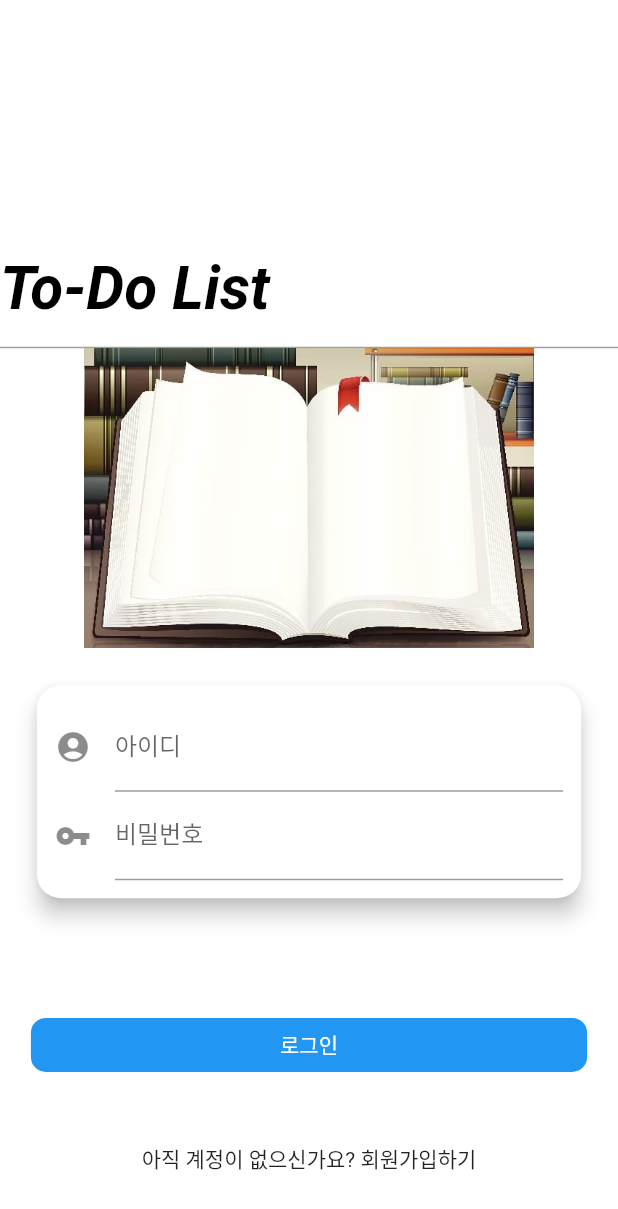
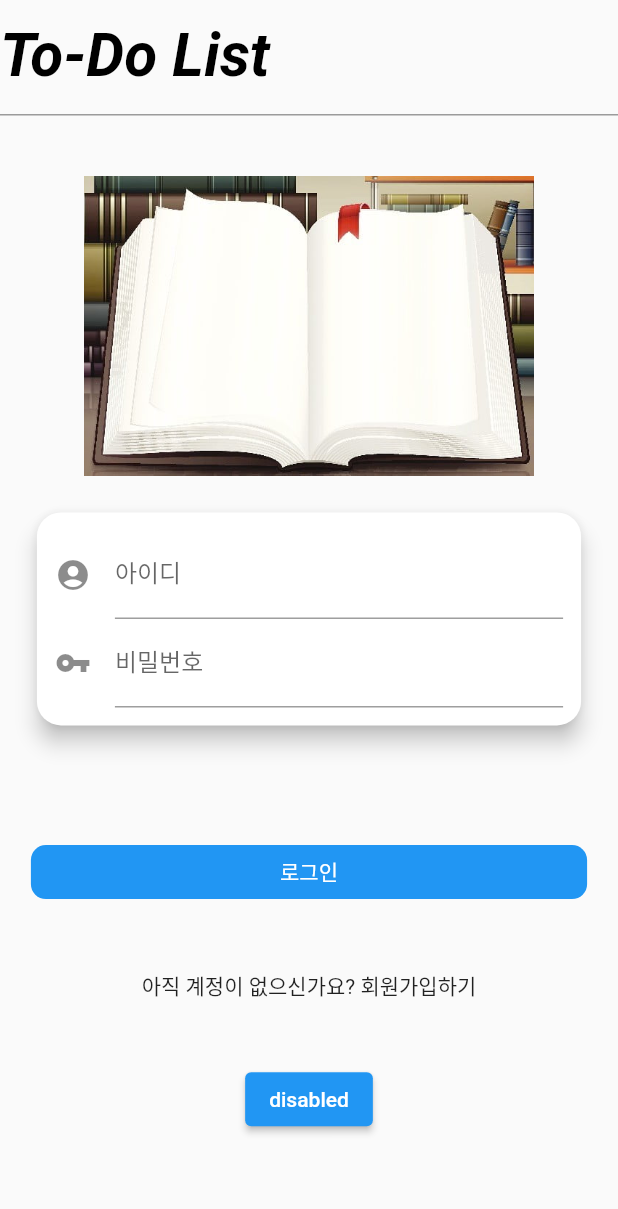
Before and after one commit to ManduU2/cross-platform, a Flutter app: the screen it shows after launch, on a phone screen of 412 x 824 dp. Shown: the top 1209 px of the screen. Run offline on Flutter 3.47's test engine with Material 2 defaults, Android fonts, the phone set to English and light mode, and no system bars; missing offline and left inert: dart:js.

Commit message:
second commit

```diff
--- a/lib/screens/login.dart
+++ b/lib/screens/login.dart
@@ -1,27 +1,89 @@
+import 'dart:js';
+
 import 'package:flutter/material.dart';
+import 'package:testdart/todolist.dart';
 
 class AutoPage extends StatelessWidget {
-  final GlobalKey<FormState> _formKey = GlobalKey<FormState>(); //키설정
+  final _formKey = GlobalKey<FormState>();
+  //final GlobalKey<FormState> _formKey = GlobalKey<FormState>(); //키설정
   final TextEditingController _emailController = TextEditingController();
   final TextEditingController _passwordController = TextEditingController();
+
+  String userName = '';
+  String userPassword = '';
 
   //const AutoPage({Key? key}) : super(key: key);
 
   @override
   Widget build(BuildContext context) {
     final Size size = MediaQuery.of(context).size;
+
+    void _tryValidation() {
+      final isValid = _formKey.currentState!.validate();
+      if (isValid) {
+        _formKey.currentState!.save();
+      }
+    } // 로그인 유요성 검사
+
     return Scaffold(
-      body: Stack(
+      body: SingleChildScrollView(
+        //bottom overflowed 방지
+        child: Stack(
           alignment: Alignment.center, // 가운데 정렬
           children: <Widget>[
-          Container(
-            color: Colors.white,
-          ),
+            backgroundWidget(),
             Column(
               crossAxisAlignment: CrossAxisAlignment.center,
               mainAxisAlignment: MainAxisAlignment.end,
               children: <Widget>[
-              Container(
+                titleWidget(),
+                imageWidget(),
+                stackWidget(size),
+                paddingContainer(size),
+                Text("아직 계정이 없으신가요? 회원가입하기"),
+                paddingContainer(size),
+                ElevatedButton(
+                  onPressed: () {
+                    Navigator.push(
+                        context,
+                        MaterialPageRoute(
+                            builder: (context) =>
+                                ToDoList())); // 다음페이지 테스트하기 위해 잠시 넣어둔 기능버튼
+                  },
+                  child: const Text('disabled'),
+                ),
+              ],
+            ),
+          ],
+        ),
+      ),
+    );
+  }
+
+  Widget paddingContainer(size) {
+    size = size;
+    return Container(
+      height: size.height * 0.05, //밑에 거리 벌리기
+    );
+  }
+
+  Widget imageWidget() {
+    return Container(
+      child: Padding(
+        padding: const EdgeInsets.only(top: 40, left: 24, right: 24),
+        child: FittedBox(
+          fit: BoxFit.contain,
+          child: SizedBox(
+            child: Image.asset('assets/images/book.jpg'),
+            height: 200,
+          ),
+        ),
+      ),
+    );
+  }
+
+  Widget titleWidget() {
+    return Container(
       child: TextField(
         decoration: InputDecoration(
           labelText: 'To-Do List',
@@ -34,14 +96,19 @@ class AutoPage extends StatelessWidget {
           ),
         ),
       ),
-              ),
-              Container(
-                child: SizedBox(
-                  child: Image.asset('assets/images/book.jpg'),
-                  height: 200,
-                ),
-              ),
-              Stack(
+    );
+  }
+
+  Widget backgroundWidget() {
+    return Container(
+      color: Colors.white,
+    );
+  }
+
+  Widget stackWidget(size) {
+    size = size;
+
+    return Stack(
       children: <Widget>[
         Padding(
           padding: EdgeInsets.all(size.width * 0.05),
@@ -53,9 +120,8 @@ class AutoPage extends StatelessWidget {
               padding: const EdgeInsets.only(
                   left: 12.0, right: 12.0, top: 12, bottom: 12),
               child: Form(
-                            key: _formKey,
+                  key: _formKey, //키설정
                   child: Column(
-                              //?
                     children: [
                       TextFormField(
                         controller: _emailController,
@@ -64,48 +130,55 @@ class AutoPage extends StatelessWidget {
                               Icons.account_circle,
                             ),
                             labelText: "아이디"),
-                                  // validator: (String value) {
-                                  //   if (value.isEmpty) {
-                                  //     return "아이디를 확인해주세요";
-                                  //   }
-                                  //   return null;
-                                  // },
+                        validator: (value) {
+                          if (value!.isEmpty) {
+                            return "Please input correct ID";
+                          }
+                          return null;
+                        },
+                        onSaved: (value) {
+                          userName = value!;
+                        },
                       ),
                       TextFormField(
                         controller: _passwordController,
-
                         decoration: InputDecoration(
                             icon: Icon(
                               Icons.vpn_key,
                             ),
                             labelText: "비밀번호"),
-                                  // validator: (String value) {
-                                  //   if (value.isEmpty) {
-                                  //     return "아이디를 확인해주세요";
-                                  //   }
-                                  //   return null;
-                                  // },
+                        validator: (value) {
+                          if (value!.isEmpty) {
+                            return 'Please input correct password.';
+                          }
+                          return null;
+                        },
+                        onSaved: (value) {
+                          userPassword = value!;
+                        },
                       ),
                     ],
                   )),
             ),
           ),
         ),
-                  // Container(
-                  //   width: 100,
-                  //   height: 50,
-                  //   color: Colors.black,
-                  // )
         Container(
           height: size.height * 0.35,
         ),
         Positioned(
+          key: _formKey,
           left: size.width * 0.05,
           right: size.width * 0.05,
           bottom: 0,
           child: ElevatedButton(
             onPressed: () {
-                        print('Elevated button');
+              // if (_formKey.currentState!.validate()) {
+              //   _formKey.currentState!.save();
+              //   // ScaffoldMessenger.of(context).showSnackBar(
+              //   //     SnackBar(content: Text(userName + '/' + userPassword))),);
+              // }
+              // Navigator.push(
+              //     context, MaterialPageRoute(builder: (context) => ToDoList()));
             },
             child: Text('로그인'),
             style: ElevatedButton.styleFrom(
@@ -117,18 +190,6 @@ class AutoPage extends StatelessWidget {
           ),
         ),
       ],
-              ),
-              Container(
-                height: size.height * 0.05,
-              ),
-              Text("아직 계정이 없으신가요? 회원가입하기"),
-              Container(
-                height: size.height * 0.05, //밑에 거리 벌리기
-              )
-            ],
-          ),
-        ],
-      ),
     );
   }
 }
```
Also changed, not shown: lib/todolist.dart (added, +34 -0 lines). Lines whose indentation alone changed are shown as unchanged.
